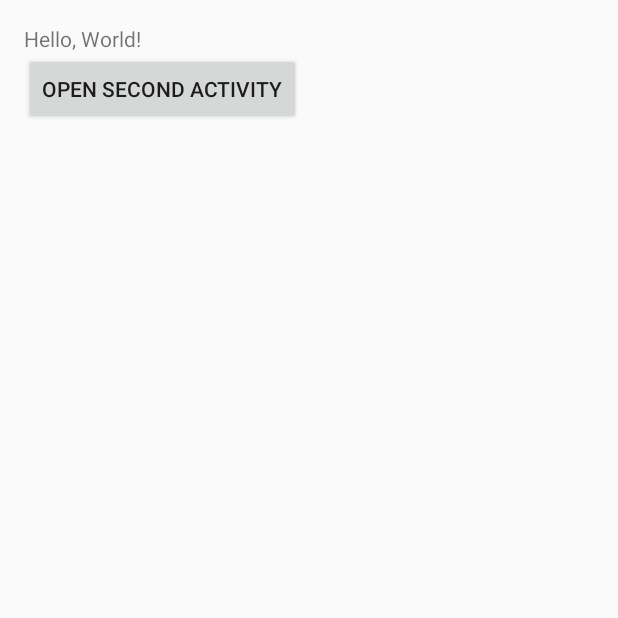
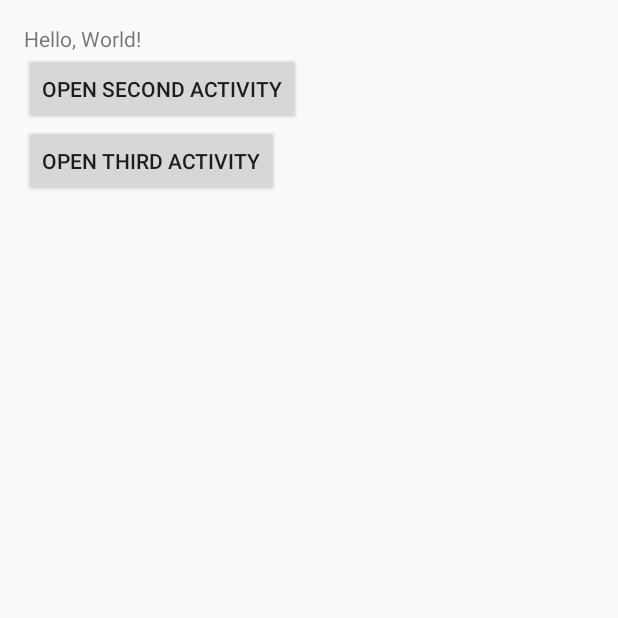
Before and after one commit to retail-oukaku/AndroidTestDemo, an Android app built with Jetpack Compose: the screen it shows after launch (MainActivity), on a phone screen of 412 x 824 dp, the top half of it. Run offline under Robolectric (Android 15) with nearby library versions, the phone set to English and light mode, and no system bars.

Commit message:
third button and log

```diff
--- a/app/src/main/java/com/example/myapplication/MainActivity.kt
+++ b/app/src/main/java/com/example/myapplication/MainActivity.kt
@@ -1,7 +1,9 @@
 package com.example.myapplication
 
+import android.content.ContentValues.TAG
 import android.content.Intent
 import android.os.Bundle
+import android.util.Log
 import android.view.View
 import androidx.activity.ComponentActivity
 import androidx.activity.enableEdgeToEdge
@@ -28,6 +30,11 @@ class MainActivity : ComponentActivity() {
         )
         startActivity(intent)
     }
+
+    // 按钮点击事件触发跳转
+    fun openThirdActivity(view: View?) {
+        Log.v(TAG, "这是 Verbose 日志");
+    }
 }
 
 @Composable
--- a/app/src/main/res/layout/activity_main.xml
+++ b/app/src/main/res/layout/activity_main.xml
@@ -18,4 +18,12 @@
         android:layout_height="wrap_content"
         android:text="Open Second Activity"
         android:onClick="openSecondActivity" />
+
+    <!-- 一个 Button 按钮，点击后跳转到第二个页面 -->
+    <Button
+        android:id="@+id/button1"
+        android:layout_width="wrap_content"
+        android:layout_height="wrap_content"
+        android:text="Open Third Activity"
+        android:onClick="openThirdActivity" />
 </LinearLayout>
```
